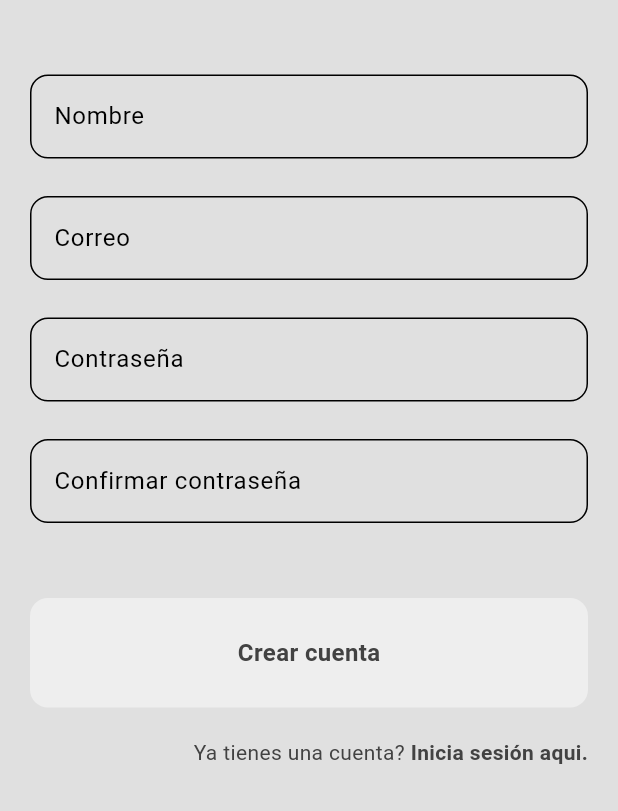
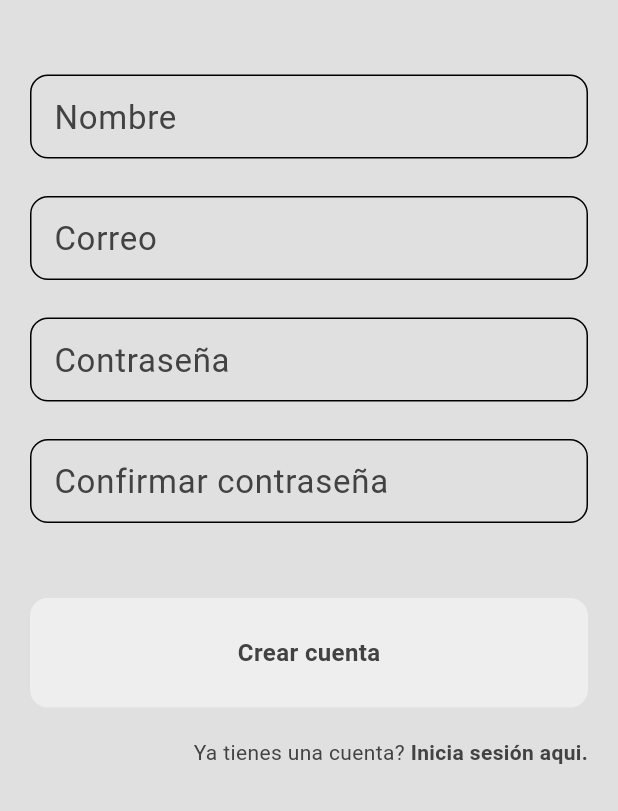
Before and after one commit to AndresCanto/ProPlannerApp, a Flutter app: the screen it shows after launch, after a tap on "Register here.", on a phone screen of 412 x 824 dp, the part 425-1236 px from its top. Run offline on Flutter 3.47's test engine with Material 3 defaults, Android fonts, the phone set to English and light mode, and no system bars; our stand-ins replace cloud_firestore, firebase_auth, firebase_core; accounts and stored records are empty; network calls fail.

Commit message:
changes to my textfield
- hinttext to labeltext
- cursor, border and labeltext color

```diff
--- a/lib/components/my_textfield.dart
+++ b/lib/components/my_textfield.dart
@@ -5,22 +5,34 @@ class MyTextField extends StatelessWidget {
   final bool obscureText;
   final TextEditingController controller;
 
-  const MyTextField({
-    super.key,
-    required this.hintText,
-    required this.obscureText,
-    required this.controller
-  });
+  const MyTextField(
+      {super.key,
+      required this.hintText,
+      required this.obscureText,
+      required this.controller});
 
   @override
   Widget build(BuildContext context) {
     return TextField(
       controller: controller,
+      cursorColor: Theme.of(context).colorScheme.secondary,
       decoration: InputDecoration(
         border: OutlineInputBorder(
           borderRadius: BorderRadius.circular(12),
         ),
-        hintText: hintText,
+        focusedBorder: OutlineInputBorder(
+          borderSide: BorderSide(
+            color: Theme.of(context).colorScheme.secondary,
+            width: 2.0,
+          ),
+          borderRadius: BorderRadius.circular(12),
+        ),
+        labelText: hintText,
+        labelStyle: TextStyle(
+          color: Theme.of(context).colorScheme.secondary,
+          fontSize: 22,
+          fontWeight: FontWeight.w400,
+        ),
       ),
       obscureText: obscureText,
     );
```
